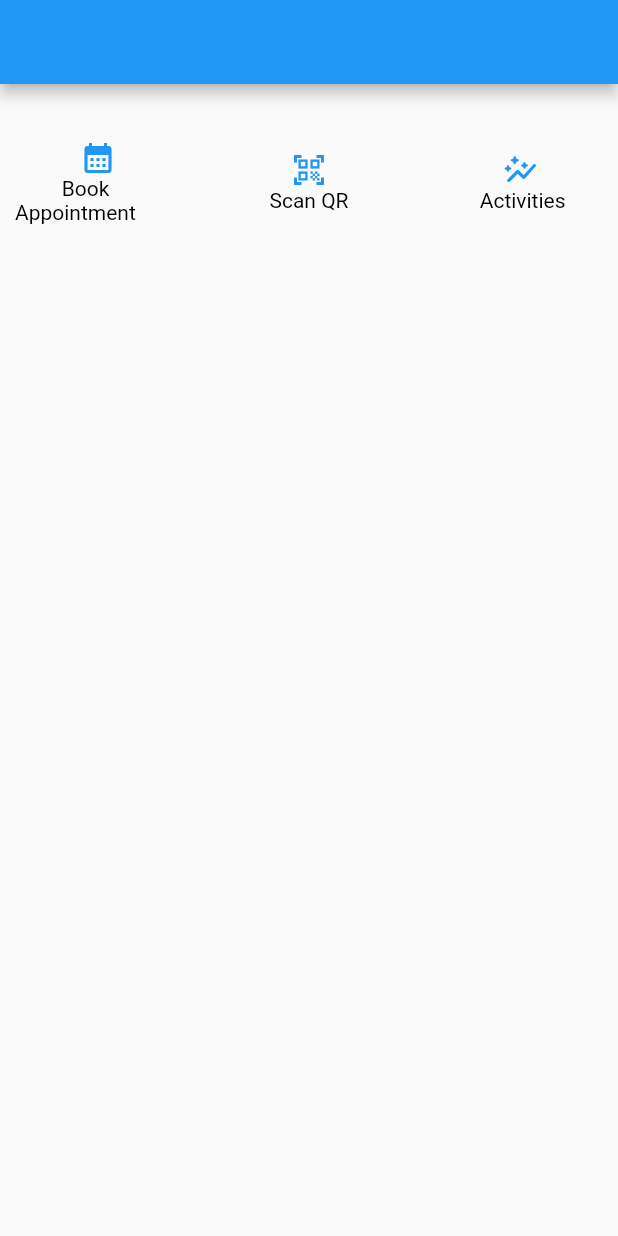
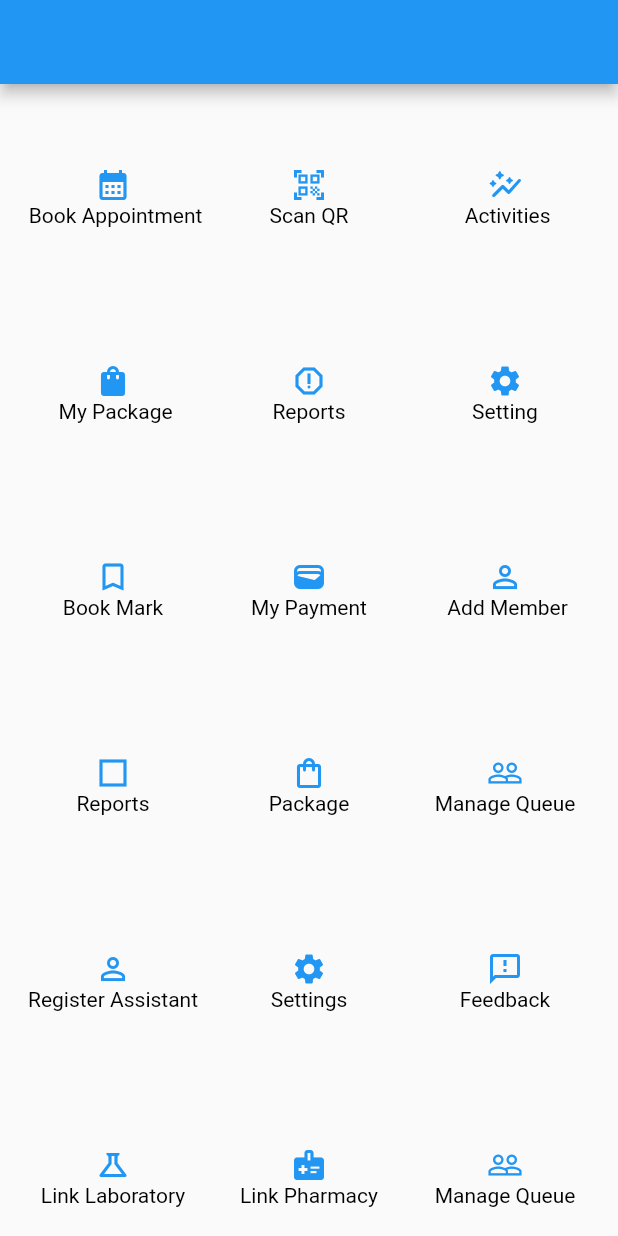
Before and after one commit to Masiwalamit/design, a Flutter app: the screen it shows after launch, on a phone screen of 412 x 824 dp. Run offline on Flutter 3.47's test engine with Material 2 defaults, Android fonts, the phone set to English and light mode, and no system bars.

Commit message:
ui design

```diff
--- a/lib/main.dart
+++ b/lib/main.dart
@@ -40,7 +40,7 @@
             mainAxisAlignment: MainAxisAlignment.center,
             children: [
               Icon(Icons.calendar_month, color: Colors.blue, ),
-              Text('         Book Appointment',style: TextStyle(color:Colors.black, ),)
+              Text(' Book Appointment',style: TextStyle(color:Colors.black, ),)
             ],
           ),),
           Container(decoration: BoxDecoration(borderRadius: BorderRadius.circular(35), color: Colors.transparent,),
@@ -61,35 +61,190 @@
                 Text(' Activities',style: TextStyle(color:Colors.black, ),)
               ],
             ),),
-          Container(decoration: BoxDecoration(borderRadius: BorderRadius.circular(35),color: Colors.transparent,),),
-          Container(decoration: BoxDecoration(borderRadius: BorderRadius.circular(35),color: Colors.transparent,),),
-          Container(decoration: BoxDecoration(borderRadius: BorderRadius.circular(35),color: Colors.transparent,),),
-          Container(decoration: BoxDecoration(borderRadius: BorderRadius.circular(35),color: Colors.transparent,),),
-          Container(decoration: BoxDecoration(borderRadius: BorderRadius.circular(35),color: Colors.transparent,),),
-          Container(decoration: BoxDecoration(borderRadius: BorderRadius.circular(35),color: Colors.transparent,),),
-          Container(decoration: BoxDecoration(borderRadius: BorderRadius.circular(35),color: Colors.transparent,),),
-          Container(decoration: BoxDecoration(borderRadius: BorderRadius.circular(35),color: Colors.transparent,),),
-          Container(decoration: BoxDecoration(borderRadius: BorderRadius.circular(35),color: Colors.transparent,),),
-          Container(decoration: BoxDecoration(borderRadius: BorderRadius.circular(35),color: Colors.transparent,),),
-          Container(decoration: BoxDecoration(borderRadius: BorderRadius.circular(35),color: Colors.transparent,),),
-          Container(decoration: BoxDecoration(borderRadius: BorderRadius.circular(35),color: Colors.transparent,),),
-          Container(decoration: BoxDecoration(borderRadius: BorderRadius.circular(35),color: Colors.transparent,),),
-          Container(decoration: BoxDecoration(borderRadius: BorderRadius.circular(35),color: Colors.transparent,),),
-          Container(decoration: BoxDecoration(borderRadius: BorderRadius.circular(35),color: Colors.transparent,),),
-          Container(decoration: BoxDecoration(borderRadius: BorderRadius.circular(35),color: Colors.transparent,),),
-          Container(decoration: BoxDecoration(borderRadius: BorderRadius.circular(35),color: Colors.transparent,),),
-          Container(decoration: BoxDecoration(borderRadius: BorderRadius.circular(35),color: Colors.transparent,),),
-          Container(decoration: BoxDecoration(borderRadius: BorderRadius.circular(35),color: Colors.transparent,),),
-          Container(decoration: BoxDecoration(borderRadius: BorderRadius.circular(35),color: Colors.transparent,),),
-          Container(decoration: BoxDecoration(borderRadius: BorderRadius.circular(35),color: Colors.transparent,),),
-          Container(decoration: BoxDecoration(borderRadius: BorderRadius.circular(35),color: Colors.transparent,),),
-          Container(decoration: BoxDecoration(borderRadius: BorderRadius.circular(35),color: Colors.transparent,),),
-
-
+          Container(decoration: BoxDecoration(borderRadius: BorderRadius.circular(35), color: Colors.transparent,),
+            child:
+            Column(
+              mainAxisAlignment: MainAxisAlignment.center,
+              children: [
+                Icon(Icons.shopping_bag, color: Colors.blue, ),
+                Text(' My Package',style: TextStyle(color:Colors.black, ),)
+              ],
+            ),),
+          Container(decoration: BoxDecoration(borderRadius: BorderRadius.circular(35), color: Colors.transparent,),
+            child:
+            Column(
+              mainAxisAlignment: MainAxisAlignment.center,
+              children: [
+                Icon(Icons.report_gmailerrorred_outlined, color: Colors.blue, ),
+                Text('Reports',style: TextStyle(color:Colors.black, ),)
+              ],
+            ),),
+        Container(decoration: BoxDecoration(borderRadius: BorderRadius.circular(35), color: Colors.transparent,),
+          child:
+          Column(
+            mainAxisAlignment: MainAxisAlignment.center,
+            children: [
+              Icon(Icons.settings, color: Colors.blue, ),
+              Text('Setting',style: TextStyle(color:Colors.black, ),)
+            ],
+          ),),
+          Container(decoration: BoxDecoration(borderRadius: BorderRadius.circular(35), color: Colors.transparent,),
+            child:
+            Column(
+              mainAxisAlignment: MainAxisAlignment.center,
+              children: [
+                Icon(Icons.bookmark_border, color: Colors.blue, ),
+                Text('Book Mark',style: TextStyle(color:Colors.black, ),)
+              ],
+            ),),
+          Container(decoration: BoxDecoration(borderRadius: BorderRadius.circular(35), color: Colors.transparent,),
+            child:
+            Column(
+              mainAxisAlignment: MainAxisAlignment.center,
+              children: [
+                Icon(Icons.wallet_rounded, color: Colors.blue, ),
+                Text('My Payment',style: TextStyle(color:Colors.black, ),)
+              ],
+            ),),
+          Container(decoration: BoxDecoration(borderRadius: BorderRadius.circular(35), color: Colors.transparent,),
+            child:
+            Column(
+              mainAxisAlignment: MainAxisAlignment.center,
+              children: [
+                Icon(Icons.person_outline, color: Colors.blue, ),
+                Text(' Add Member',style: TextStyle(color:Colors.black, ),)
+              ],
+            ),),
+          Container(decoration: BoxDecoration(borderRadius: BorderRadius.circular(35), color: Colors.transparent,),
+            child:
+            Column(
+              mainAxisAlignment: MainAxisAlignment.center,
+              children: [
+                Icon(Icons.square_outlined, color: Colors.blue, ),
+                Text('Reports',style: TextStyle(color:Colors.black, ),)
+              ],
+            ),),
+          Container(decoration: BoxDecoration(borderRadius: BorderRadius.circular(35), color: Colors.transparent,),
+            child:
+            Column(
+              mainAxisAlignment: MainAxisAlignment.center,
+              children: [
+                Icon(Icons.shopping_bag_outlined, color: Colors.blue, ),
+                Text('Package',style: TextStyle(color:Colors.black, ),)
+              ],
+            ),),
+          Container(decoration: BoxDecoration(borderRadius: BorderRadius.circular(35), color: Colors.transparent,),
+            child:
+            Column(
+              mainAxisAlignment: MainAxisAlignment.center,
+              children: [
+                Icon(Icons.people_outline, color: Colors.blue, ),
+                Text('Manage Queue',style: TextStyle(color:Colors.black, ),)
+              ],
+            ),),
+          Container(decoration: BoxDecoration(borderRadius: BorderRadius.circular(35), color: Colors.transparent,),
+            child:
+            Column(
+              mainAxisAlignment: MainAxisAlignment.center,
+              children: [
+                Icon(Icons.person_outline, color: Colors.blue, ),
+                Text('Register Assistant',style: TextStyle(color:Colors.black, ),)
+              ],
+            ),),
+          Container(decoration: BoxDecoration(borderRadius: BorderRadius.circular(35), color: Colors.transparent,),
+            child:
+            Column(
+              mainAxisAlignment: MainAxisAlignment.center,
+              children: [
+                Icon(Icons.settings, color: Colors.blue, ),
+                Text('Settings',style: TextStyle(color:Colors.black, ),)
+              ],
+            ),),
+          Container(decoration: BoxDecoration(borderRadius: BorderRadius.circular(35), color: Colors.transparent,),
+            child:
+            Column(
+              mainAxisAlignment: MainAxisAlignment.center,
+              children: [
+                Icon(Icons.feedback_outlined, color: Colors.blue, ),
+                Text('Feedback',style: TextStyle(color:Colors.black, ),)
+              ],
+            ),),
+          Container(decoration: BoxDecoration(borderRadius: BorderRadius.circular(35), color: Colors.transparent,),
+            child:
+            Column(
+              mainAxisAlignment: MainAxisAlignment.center,
+              children: [
+                Icon(Icons.science_outlined, color: Colors.blue, ),
+                Text('Link Laboratory',style: TextStyle(color:Colors.black, ),)
+              ],
+            ),),
+          Container(decoration: BoxDecoration(borderRadius: BorderRadius.circular(35), color: Colors.transparent,),
+            child:
+            Column(
+              mainAxisAlignment: MainAxisAlignment.center,
+              children: [
+                Icon(Icons.medical_information, color: Colors.blue, ),
+                Text('Link Pharmacy',style: TextStyle(color:Colors.black, ),)
+              ],
+            ),),
+          Container(decoration: BoxDecoration(borderRadius: BorderRadius.circular(35), color: Colors.transparent,),
+            child:
+            Column(
+              mainAxisAlignment: MainAxisAlignment.center,
+              children: [
+                Icon(Icons.people_outline, color: Colors.blue, ),
+                Text('Manage Queue',style: TextStyle(color:Colors.black, ),)
+              ],
+            ),),
+          Container(decoration: BoxDecoration(borderRadius: BorderRadius.circular(35), color: Colors.transparent,),
+            child:
+            Column(
+              mainAxisAlignment: MainAxisAlignment.center,
+              children: [
+                Icon(Icons.person_outline, color: Colors.blue, ),
+                Text('Register User',style: TextStyle(color:Colors.black, ),)
+              ],
+            ),),
+          Container(decoration: BoxDecoration(borderRadius: BorderRadius.circular(35), color: Colors.transparent,),
+            child:
+            Column(
+              mainAxisAlignment: MainAxisAlignment.center,
+              children: [
+                Icon(Icons.shopping_bag_outlined, color: Colors.blue, ),
+                Text('Package',style: TextStyle(color:Colors.black, ),)
+              ],
+            ),),
+          Container(decoration: BoxDecoration(borderRadius: BorderRadius.circular(35), color: Colors.transparent,),
+            child:
+            Column(
+              mainAxisAlignment: MainAxisAlignment.center,
+              children: [
+                Icon(Icons.feedback_outlined, color: Colors.blue, ),
+                Text('Feedback',style: TextStyle(color:Colors.black, ),)
+              ],
+            ),),
+          Container(decoration: BoxDecoration(borderRadius: BorderRadius.circular(35), color: Colors.transparent,),
+            child:
+            Column(
+              mainAxisAlignment: MainAxisAlignment.center,
+              children: [
+                Icon(Icons.newspaper, color: Colors.blue, ),
+                Text('Panel',style: TextStyle(color:Colors.black, ),)
+              ],
+            ),),
+          Container(decoration: BoxDecoration(borderRadius: BorderRadius.circular(35), color: Colors.transparent,),
+            child:
+            Column(
+              mainAxisAlignment: MainAxisAlignment.center,
+              children: [
+                Icon(Icons.settings, color: Colors.blue, ),
+                Text('Settings',style: TextStyle(color:Colors.black, ),)
+              ],
+            ),),
 
 
         ],
-        gridDelegate: SliverGridDelegateWithFixedCrossAxisCount(crossAxisCount: 3, mainAxisSpacing: 30, crossAxisSpacing: 30),),
+        gridDelegate: SliverGridDelegateWithFixedCrossAxisCount(crossAxisCount: 3, ),),
       ),
       ));
   }
```
